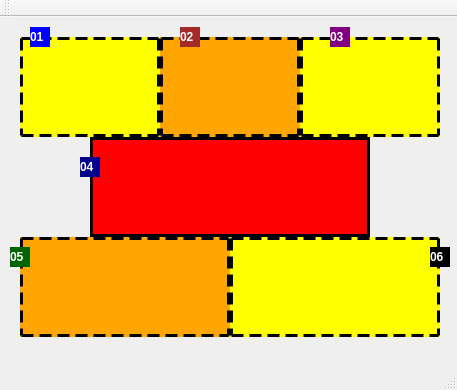
Barbalho12/Train-Project, file TrainServer/mainwindow.ui: the form before one commit.
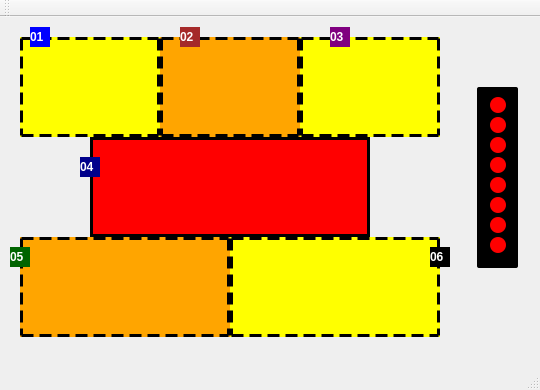
The form after the commit.

The edit to the form file:
```diff
--- a/TrainServer/mainwindow.ui
+++ b/TrainServer/mainwindow.ui
@@ -6,7 +6,7 @@
    <rect>
     <x>0</x>
     <y>0</y>
-    <width>457</width>
+    <width>540</width>
     <height>390</height>
    </rect>
   </property>
@@ -254,6 +254,180 @@
      <string>05</string>
     </property>
    </widget>
+   <widget class="QLabel" name="lsem1">
+    <property name="geometry">
+     <rect>
+      <x>490</x>
+      <y>80</y>
+      <width>16</width>
+      <height>16</height>
+     </rect>
+    </property>
+    <property name="styleSheet">
+     <string notr="true">background-color: red;
+border-radius:8px;</string>
+    </property>
+    <property name="text">
+     <string/>
+    </property>
+   </widget>
+   <widget class="QLabel" name="lpanelsem">
+    <property name="geometry">
+     <rect>
+      <x>477</x>
+      <y>70</y>
+      <width>41</width>
+      <height>181</height>
+     </rect>
+    </property>
+    <property name="styleSheet">
+     <string notr="true">background-color: black;
+border-radius: 2px;</string>
+    </property>
+    <property name="text">
+     <string/>
+    </property>
+   </widget>
+   <widget class="QLabel" name="lsem2">
+    <property name="geometry">
+     <rect>
+      <x>490</x>
+      <y>100</y>
+      <width>16</width>
+      <height>16</height>
+     </rect>
+    </property>
+    <property name="styleSheet">
+     <string notr="true">background-color: red;
+border-radius:8px;</string>
+    </property>
+    <property name="text">
+     <string/>
+    </property>
+   </widget>
+   <widget class="QLabel" name="lsem3">
+    <property name="geometry">
+     <rect>
+      <x>490</x>
+      <y>120</y>
+      <width>16</width>
+      <height>16</height>
+     </rect>
+    </property>
+    <property name="styleSheet">
+     <string notr="true">background-color: red;
+border-radius:8px;</string>
+    </property>
+    <property name="text">
+     <string/>
+    </property>
+   </widget>
+   <widget class="QLabel" name="lsem4">
+    <property name="geometry">
+     <rect>
+      <x>490</x>
+      <y>140</y>
+      <width>16</width>
+      <height>16</height>
+     </rect>
+    </property>
+    <property name="styleSheet">
+     <string notr="true">background-color: red;
+border-radius:8px;</string>
+    </property>
+    <property name="text">
+     <string/>
+    </property>
+   </widget>
+   <widget class="QLabel" name="lsem5">
+    <property name="geometry">
+     <rect>
+      <x>490</x>
+      <y>160</y>
+      <width>16</width>
+      <height>16</height>
+     </rect>
+    </property>
+    <property name="styleSheet">
+     <string notr="true">background-color: red;
+border-radius:8px;</string>
+    </property>
+    <property name="text">
+     <string/>
+    </property>
+   </widget>
+   <widget class="QLabel" name="lsem6">
+    <property name="geometry">
+     <rect>
+      <x>490</x>
+      <y>180</y>
+      <width>16</width>
+      <height>16</height>
+     </rect>
+    </property>
+    <property name="styleSheet">
+     <string notr="true">background-color: red;
+border-radius:8px;</string>
+    </property>
+    <property name="text">
+     <string/>
+    </property>
+   </widget>
+   <widget class="QLabel" name="lsem7">
+    <property name="geometry">
+     <rect>
+      <x>490</x>
+      <y>200</y>
+      <width>16</width>
+      <height>16</height>
+     </rect>
+    </property>
+    <property name="styleSheet">
+     <string notr="true">background-color: red;
+border-radius:8px;</string>
+    </property>
+    <property name="text">
+     <string/>
+    </property>
+   </widget>
+   <widget class="QLabel" name="lsem8">
+    <property name="geometry">
+     <rect>
+      <x>490</x>
+      <y>220</y>
+      <width>16</width>
+      <height>16</height>
+     </rect>
+    </property>
+    <property name="styleSheet">
+     <string notr="true">background-color: red;
+border-radius:8px;</string>
+    </property>
+    <property name="text">
+     <string/>
+    </property>
+   </widget>
+   <zorder>lpanelsem</zorder>
+   <zorder>labelTrilho01</zorder>
+   <zorder>labelTrilho03</zorder>
+   <zorder>labelTrilho02</zorder>
+   <zorder>labelTrilho04</zorder>
+   <zorder>labelTrilho06</zorder>
+   <zorder>labelTrilho05</zorder>
+   <zorder>labelTrem01</zorder>
+   <zorder>labelTrem02</zorder>
+   <zorder>labelTrem03</zorder>
+   <zorder>labelTrem04</zorder>
+   <zorder>labelTrem06</zorder>
+   <zorder>labelTrem05</zorder>
+   <zorder>lsem1</zorder>
+   <zorder>lsem2</zorder>
+   <zorder>lsem3</zorder>
+   <zorder>lsem4</zorder>
+   <zorder>lsem5</zorder>
+   <zorder>lsem6</zorder>
+   <zorder>lsem7</zorder>
+   <zorder>lsem8</zorder>
   </widget>
   <widget class="QMenuBar" name="menuBar">
    <property name="geometry">
```
Left out of the diff: 2 changed lines with no effect on the pictures.
